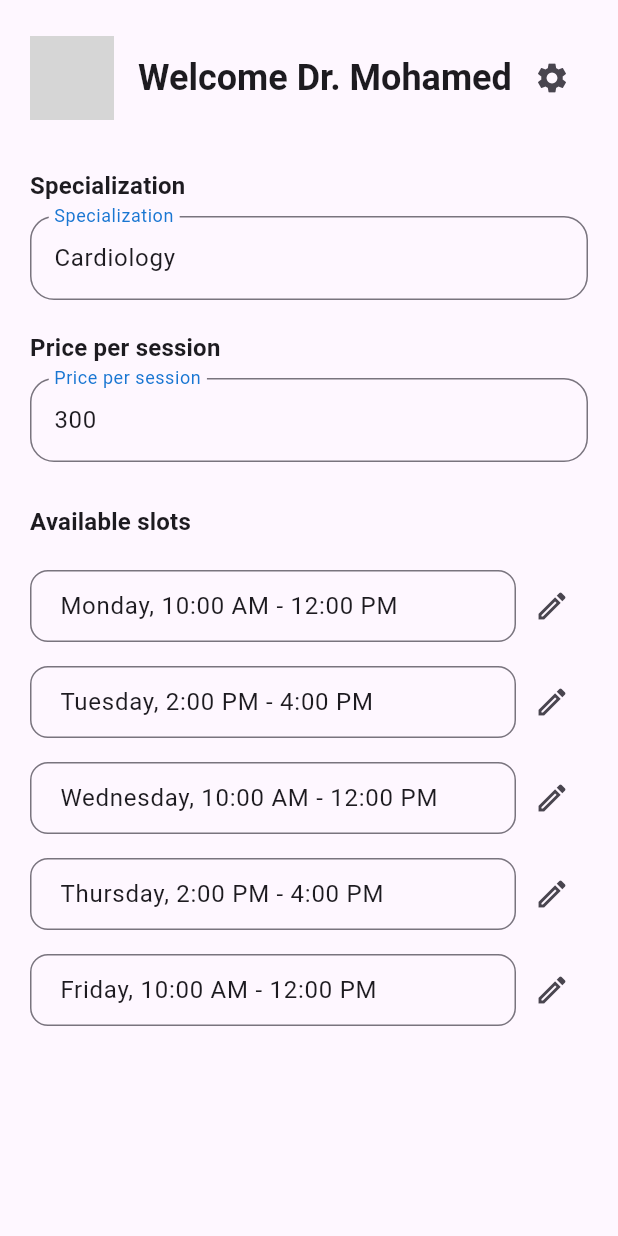
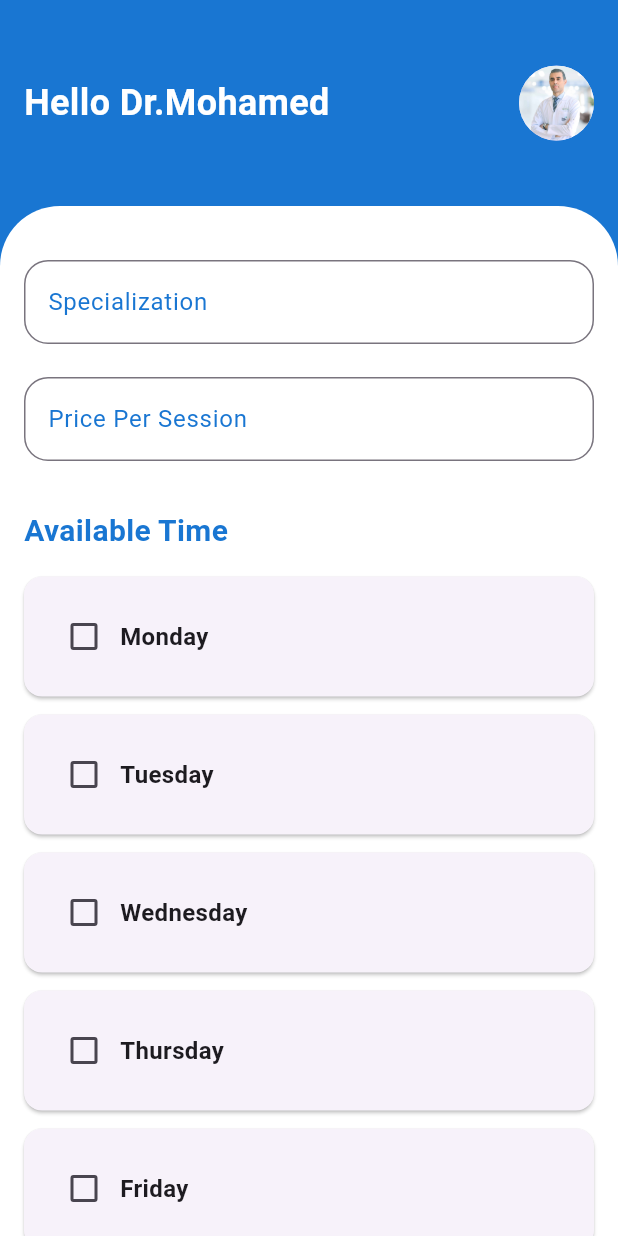
Before and after one commit to MohamedSaqr4/MediConnect_App, a Flutter app: the DoctorHomeView screen opened directly, on a phone screen of 412 x 824 dp. Run offline on Flutter 3.47's test engine with Material 3 defaults, Android fonts, the phone set to English and light mode, and no system bars; our stand-ins replace flutter_onboarding_slider, font_awesome_flutter, go_router, shared_preferences; accounts and stored records are empty; grey boxes are pictures that could not be loaded.

Commit message:
appointment doctor ui

```diff
--- a/lib/features/doctor/presentation/views/doctor_home_view.dart
+++ b/lib/features/doctor/presentation/views/doctor_home_view.dart
@@ -1,3 +1,4 @@
+import 'package:booking_app/constants.dart';
 import 'package:flutter/material.dart';
 import 'widgets/doctor_home_view_body.dart';
 
@@ -7,7 +8,8 @@ class DoctorHomeView extends StatelessWidget {
   @override
   Widget build(BuildContext context) {
     return const Scaffold(
-      body: const SafeArea(child: const DoctorHomeViewBody()),
+      backgroundColor: kPrimaryColor,
+      body: SafeArea(child: DoctorHomeViewBody()),
     );
   }
 }
--- a/lib/features/doctor/presentation/views/widgets/doctor_home_view_body.dart
+++ b/lib/features/doctor/presentation/views/widgets/doctor_home_view_body.dart
@@ -1,5 +1,8 @@
+import 'package:booking_app/constants.dart';
+import 'package:booking_app/core/utils/styles.dart';
+import 'package:booking_app/features/authentication/presentation/views/widgets/customTextForm.dart';
+import 'package:booking_app/features/doctor/presentation/views/widgets/weekday_schedule_widget.dart';
 import 'package:flutter/material.dart';
-import 'package:booking_app/features/authentication/presentation/views/widgets/customTextForm.dart';
 
 class DoctorHomeViewBody extends StatefulWidget {
   const DoctorHomeViewBody({super.key});
@@ -9,125 +12,76 @@ class DoctorHomeViewBody extends StatefulWidget {
 }
 
 class _DoctorHomeViewBodyState extends State<DoctorHomeViewBody> {
-  final TextEditingController _specializationController =
-      TextEditingController(text: 'Cardiology');
-  final TextEditingController _priceController =
-      TextEditingController(text: '300');
-  List<TextEditingController> _slotControllers = [];
-  final List<String> _initialSlots = [
-    'Monday, 10:00 AM - 12:00 PM',
-    'Tuesday, 2:00 PM - 4:00 PM',
-    'Wednesday, 10:00 AM - 12:00 PM',
-    'Thursday, 2:00 PM - 4:00 PM',
-    'Friday, 10:00 AM - 12:00 PM',
-  ];
-
-  @override
-  void initState() {
-    super.initState();
-    _slotControllers =
-        _initialSlots.map((s) => TextEditingController(text: s)).toList();
-  }
-
-  @override
-  void dispose() {
-    _specializationController.dispose();
-    _priceController.dispose();
-    for (var c in _slotControllers) {
-      c.dispose();
-    }
-    super.dispose();
-  }
+  final _SpecializationController = TextEditingController();
+  final _pricePerSessionController = TextEditingController();
 
   @override
   Widget build(BuildContext context) {
-    return SingleChildScrollView(
-      padding: const EdgeInsets.symmetric(horizontal: 20, vertical: 24),
+    return Column(
+      crossAxisAlignment: CrossAxisAlignment.start,
+      children: [
+        Expanded(
+          flex: 1,
+          child: Padding(
+            padding: const EdgeInsets.symmetric(vertical: 8.0, horizontal: 16),
+            child: Row(
+              mainAxisAlignment: MainAxisAlignment.spaceBetween,
+              children: [
+                Text(
+                  'Hello Dr.Mohamed ',
+                  maxLines: 1,
+                  overflow: TextOverflow.ellipsis,
+                  style: Styles.titleStyle.copyWith(
+                    fontSize: 24,
+                  ),
+                ),
+                const CircleAvatar(
+                  radius: 25,
+                  backgroundImage:
+                      AssetImage('assets/images/Hossam-Sakker-alhayani.jpg'),
+                )
+              ],
+            ),
+          ),
+        ),
+        Expanded(
+          flex: 5,
+          child: Container(
+            decoration: boxDecoration,
+            child: SingleChildScrollView(
+              physics: const BouncingScrollPhysics(),
+              child: Padding(
+                padding: const EdgeInsets.only(
+                    top: 36.0, right: 16.0, left: 16.0, bottom: 16.0),
                 child: Column(
                   crossAxisAlignment: CrossAxisAlignment.start,
                   children: [
-          // Header: Avatar + Welcome text
-          Row(
-            children: [
-              const CircleAvatar(
-                radius: 28,
-                backgroundImage: AssetImage('assets/images/doctor_avatar.png'),
-              ),
-              const SizedBox(width: 16),
-              Expanded(
-                child: Text(
-                  'Welcome Dr. Mohamed',
-                  style: Theme.of(context)
-                      .textTheme
-                      .headlineSmall
-                      ?.copyWith(fontWeight: FontWeight.bold),
-                ),
-              ),
-              IconButton(
-                icon: const Icon(Icons.settings),
-                onPressed: () {},
+                    CustomTextFormField(
+                        controller: _SpecializationController,
+                        labelText: 'Specialization'),
+                    const SizedBox(height: 22),
+                    CustomTextFormField(
+                        controller: _pricePerSessionController,
+                        labelText: 'Price Per Session'),
+                    const SizedBox(height: 32),
+
+                    // Weekday Schedule Widget
+                    WeekdayScheduleWidget(
+                      onScheduleSaved: _handleScheduleSaved,
                     ),
                   ],
                 ),
-          const SizedBox(height: 32),
-          Text('Specialization',
-              style: Theme.of(context)
-                  .textTheme
-                  .titleMedium
-                  ?.copyWith(fontWeight: FontWeight.bold)),
-          const SizedBox(height: 8),
-          CustomTextFormField(
-            controller: _specializationController,
-            labelText: 'Specialization',
-            keyboardType: TextInputType.text,
-          ),
-          const SizedBox(height: 20),
-          Text('Price per session',
-              style: Theme.of(context)
-                  .textTheme
-                  .titleMedium
-                  ?.copyWith(fontWeight: FontWeight.bold)),
-          const SizedBox(height: 8),
-          CustomTextFormField(
-            controller: _priceController,
-            labelText: 'Price per session',
-            keyboardType: TextInputType.number,
-          ),
-          const SizedBox(height: 28),
-          Text('Available slots',
-              style: Theme.of(context)
-                  .textTheme
-                  .titleMedium
-                  ?.copyWith(fontWeight: FontWeight.bold)),
-          const SizedBox(height: 12),
-          ...List.generate(
-              _slotControllers.length,
-              (i) => Padding(
-                    padding: const EdgeInsets.symmetric(vertical: 8.0),
-                    child: Row(
-                      children: [
-                        Expanded(
-                          child: TextFormField(
-                            controller: _slotControllers[i],
-                            decoration: InputDecoration(
-                              border: OutlineInputBorder(
-                                  borderRadius: BorderRadius.circular(12)),
-                              contentPadding: const EdgeInsets.symmetric(
-                                  horizontal: 16, vertical: 12),
               ),
             ),
           ),
-                        IconButton(
-                          icon: const Icon(Icons.edit_outlined),
-                          onPressed: () {
-                            FocusScope.of(context).requestFocus(FocusNode());
-                          },
-                        ),
+        )
       ],
-                    ),
-                  )),
-        ],
-      ),
     );
   }
+
+  void _handleScheduleSaved(Map<String, dynamic> schedule) {
+    print('Schedule saved from parent: $schedule');
+    print('Specialization: ${_SpecializationController.text}');
+    print('Price per session: ${_pricePerSessionController.text}');
   }
+}
--- /dev/null
+++ b/lib/features/doctor/presentation/views/widgets/weekday_schedule_widget.dart
@@ -0,0 +1,275 @@
+import 'package:booking_app/custom/widgets/customButton.dart';
+import 'package:flutter/material.dart';
+import 'package:booking_app/constants.dart';
+
+class WeekdayScheduleWidget extends StatefulWidget {
+  final Function(Map<String, dynamic>) onScheduleSaved;
+
+  const WeekdayScheduleWidget({
+    Key? key,
+    required this.onScheduleSaved,
+  }) : super(key: key);
+
+  @override
+  State<WeekdayScheduleWidget> createState() => _WeekdayScheduleWidgetState();
+}
+
+class _WeekdayScheduleWidgetState extends State<WeekdayScheduleWidget> {
+  // Weekday time selection variables
+  final List<String> weekdays = [
+    'Monday',
+    'Tuesday',
+    'Wednesday',
+    'Thursday',
+    'Friday',
+    'Saturday',
+    'Sunday'
+  ];
+
+  Map<String, bool> dayEnabled = {
+    'Monday': false,
+    'Tuesday': false,
+    'Wednesday': false,
+    'Thursday': false,
+    'Friday': false,
+    'Saturday': false,
+    'Sunday': false,
+  };
+
+  Map<String, TimeOfDay> startTimes = {
+    'Monday': const TimeOfDay(hour: 9, minute: 0),
+    'Tuesday': const TimeOfDay(hour: 9, minute: 0),
+    'Wednesday': const TimeOfDay(hour: 9, minute: 0),
+    'Thursday': const TimeOfDay(hour: 9, minute: 0),
+    'Friday': const TimeOfDay(hour: 9, minute: 0),
+    'Saturday': const TimeOfDay(hour: 9, minute: 0),
+    'Sunday': const TimeOfDay(hour: 9, minute: 0),
+  };
+
+  Map<String, TimeOfDay> endTimes = {
+    'Monday': const TimeOfDay(hour: 17, minute: 0),
+    'Tuesday': const TimeOfDay(hour: 17, minute: 0),
+    'Wednesday': const TimeOfDay(hour: 17, minute: 0),
+    'Thursday': const TimeOfDay(hour: 17, minute: 0),
+    'Friday': const TimeOfDay(hour: 17, minute: 0),
+    'Saturday': const TimeOfDay(hour: 17, minute: 0),
+    'Sunday': const TimeOfDay(hour: 17, minute: 0),
+  };
+
+  @override
+  Widget build(BuildContext context) {
+    return Column(
+      crossAxisAlignment: CrossAxisAlignment.start,
+      children: [
+        // Available Time Section
+        const Text(
+          'Available Time',
+          style: TextStyle(
+            fontSize: 20,
+            fontWeight: FontWeight.bold,
+            color: kPrimaryColor,
+          ),
+        ),
+        const SizedBox(height: 16),
+        ...weekdays.map((day) => _buildWeekdayTimeCard(day)).toList(),
+        const SizedBox(height: 24),
+        CustomButton(
+            text: 'Save Sheduale',
+            onPressed: _saveSchedule,
+            backgroundColor: kPrimaryColor)
+      ],
+    );
+  }
+
+  Widget _buildWeekdayTimeCard(String day) {
+    return Card(
+      margin: const EdgeInsets.only(bottom: 12),
+      shape: RoundedRectangleBorder(
+        borderRadius: BorderRadius.circular(12),
+      ),
+      child: Padding(
+        padding: const EdgeInsets.all(16),
+        child: Column(
+          crossAxisAlignment: CrossAxisAlignment.start,
+          children: [
+            Row(
+              children: [
+                Checkbox(
+                  value: dayEnabled[day],
+                  onChanged: (value) {
+                    setState(() {
+                      dayEnabled[day] = value ?? false;
+                    });
+                  },
+                  activeColor: kPrimaryColor,
+                ),
+                Text(
+                  day,
+                  style: const TextStyle(
+                    fontSize: 16,
+                    fontWeight: FontWeight.w600,
+                  ),
+                ),
+              ],
+            ),
+            if (dayEnabled[day] == true) ...[
+              const SizedBox(height: 12),
+              Row(
+                children: [
+                  Expanded(
+                    child: _buildTimeSelector(
+                      'Start Time',
+                      startTimes[day]!,
+                      (time) {
+                        setState(() {
+                          startTimes[day] = time;
+                        });
+                      },
+                    ),
+                  ),
+                  const SizedBox(width: 16),
+                  Expanded(
+                    child: _buildTimeSelector(
+                      'End Time',
+                      endTimes[day]!,
+                      (time) {
+                        setState(() {
+                          endTimes[day] = time;
+                        });
+                      },
+                    ),
+                  ),
+                ],
+              ),
+            ],
+          ],
+        ),
+      ),
+    );
+  }
+
+  Widget _buildTimeSelector(
+      String label, TimeOfDay time, Function(TimeOfDay) onChanged) {
+    return Column(
+      crossAxisAlignment: CrossAxisAlignment.start,
+      children: [
+        Text(
+          label,
+          style: const TextStyle(
+            fontSize: 14,
+            color: Colors.grey,
+          ),
+        ),
+        const SizedBox(height: 8),
+        InkWell(
+          onTap: () async {
+            final TimeOfDay? newTime = await showTimePicker(
+              context: context,
+              initialTime: time,
+              builder: (context, child) {
+                return Theme(
+                  data: Theme.of(context).copyWith(
+                    timePickerTheme: TimePickerThemeData(
+                      backgroundColor: Colors.white,
+                      hourMinuteTextColor: kPrimaryColor,
+                      hourMinuteColor: kPrimaryColor.withOpacity(0.1),
+                      dialHandColor: kPrimaryColor,
+                      dialBackgroundColor: kPrimaryColor.withOpacity(0.1),
+                      dialTextColor: kPrimaryColor,
+                      entryModeIconColor: kPrimaryColor,
+                    ),
+                  ),
+                  child: child!,
+                );
+              },
+            );
+            if (newTime != null) {
+              onChanged(newTime);
+            }
+          },
+          child: Container(
+            padding: const EdgeInsets.symmetric(horizontal: 12, vertical: 12),
+            decoration: BoxDecoration(
+              border: Border.all(color: Colors.grey.shade300),
+              borderRadius: BorderRadius.circular(8),
+            ),
+            child: Row(
+              mainAxisAlignment: MainAxisAlignment.spaceBetween,
+              children: [
+                Text(
+                  '${time.hour.toString().padLeft(2, '0')}:${time.minute.toString().padLeft(2, '0')}',
+                  style: const TextStyle(
+                    fontSize: 16,
+                    fontWeight: FontWeight.w500,
+                  ),
+                ),
+                const Icon(Icons.access_time, color: kPrimaryColor),
+              ],
+            ),
+          ),
+        ),
+      ],
+    );
+  }
+
+  void _saveSchedule() {
+    // Validate that at least one day is selected
+    bool hasSelectedDay = dayEnabled.values.any((enabled) => enabled);
+
+    if (!hasSelectedDay) {
+      ScaffoldMessenger.of(context).showSnackBar(
+        const SnackBar(
+          content: Text('Please select at least one day for your schedule'),
+          backgroundColor: Colors.red,
+        ),
+      );
+      return;
+    }
+
+    // Validate time ranges
+    for (String day in weekdays) {
+      if (dayEnabled[day] == true) {
+        TimeOfDay start = startTimes[day]!;
+        TimeOfDay end = endTimes[day]!;
+
+        int startMinutes = start.hour * 60 + start.minute;
+        int endMinutes = end.hour * 60 + end.minute;
+
+        if (startMinutes >= endMinutes) {
+          ScaffoldMessenger.of(context).showSnackBar(
+            SnackBar(
+              content: Text('End time must be after start time for $day'),
+              backgroundColor: Colors.red,
+            ),
+          );
+          return;
+        }
+      }
+    }
+
+    // Save the schedule
+    Map<String, dynamic> schedule = {};
+    for (String day in weekdays) {
+      if (dayEnabled[day] == true) {
+        schedule[day] = {
+          'enabled': true,
+          'startTime':
+              '${startTimes[day]!.hour.toString().padLeft(2, '0')}:${startTimes[day]!.minute.toString().padLeft(2, '0')}',
+          'endTime':
+              '${endTimes[day]!.hour.toString().padLeft(2, '0')}:${endTimes[day]!.minute.toString().padLeft(2, '0')}',
+        };
+      }
+    }
+
+    // Show success message
+    ScaffoldMessenger.of(context).showSnackBar(
+      const SnackBar(
+        content: Text('Schedule saved successfully!'),
+        backgroundColor: Colors.green,
+      ),
+    );
+
+    // Call the callback function to pass the schedule data to parent
+    widget.onScheduleSaved(schedule);
+  }
+}
```
Also changed, not shown: lib/features/authentication/presentation/views/widgets/login_view_body.dart (+8 -0 lines), lib/features/doctor/presentation/view_model/doctor_appointmernt_model.dart (added, +25 -0 lines), lib/features/doctor/presentation/views/Doctor_appointment_view.dart (added, +70 -0 lines), lib/features/doctor/presentation/views/doctor_navbar.dart (added, +57 -0 lines), lib/features/doctor/presentation/views/widgets/Doctor_appointment_card.dart (added, +91 -0 lines). Lines whose indentation alone changed are shown as unchanged.
